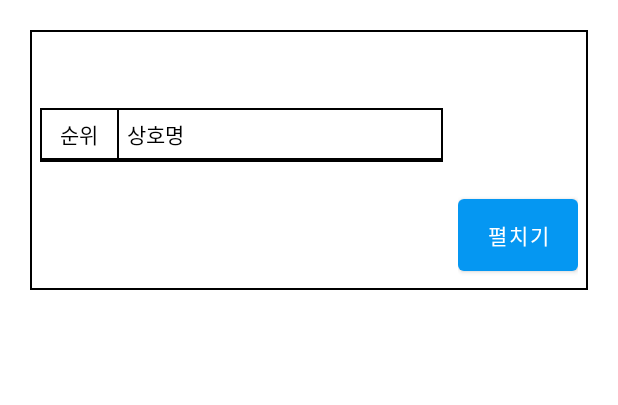
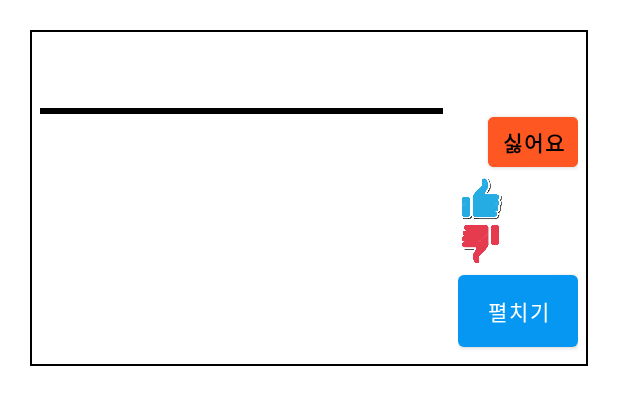
Before and after one commit to ksb0315/SemoProj, an Android app: the layout item_recyclerview_snap.xml on its own in the app's theme, with its tools: preview values and no code run, on a phone screen of 412 x 824 dp. Shown: the top 405 px of the screen. Run offline under Robolectric (Android 15) with nearby library versions, the phone set to English and light mode, and no system bars; network calls fail.

Commit message:
design
change

```diff
--- a/app/src/main/AndroidManifest.xml
+++ b/app/src/main/AndroidManifest.xml
@@ -21,8 +21,6 @@
         <uses-library android:name="org.apache.http.legacy" android:required="false"/>
         <meta-data android:name="com.google.android.maps.v2.API_KEY"
             android:value="AIzaSyBwh-45KoNdiHBn20z51kya4-Xu1RA1EZ8"/>
-        <meta-data android:name="com.google.android.gms.version"
-            android:value="@integer/google_play_services_version"/>
         <activity
             android:name=".SignUpActivity"
             android:exported="false" />
--- a/app/src/main/java/com/example/semoproj/MainActivity.kt
+++ b/app/src/main/java/com/example/semoproj/MainActivity.kt
@@ -27,12 +27,6 @@ class MainActivity : AppCompatActivity() {
         lateinit var password : String
     }
 
-    companion object{
-        var isLogin = false
-        lateinit var id : String
-        lateinit var password : String
-    }
-
     lateinit var toggle: ActionBarDrawerToggle
     val tabName = arrayOf<String>("랭킹", "유저랭킹", "스냅샷", "로그인")
 
@@ -52,7 +46,6 @@ class MainActivity : AppCompatActivity() {
         setContentView(binding.root)
 
         val tabName = mutableListOf<String>("가게 랭킹", "유저 랭킹", "snapshot", "마이 페이지")
-        setSupportActionBar(binding.toolbar)
         // 뷰 페이지에 어댑터 적용
         val adapter = MyFragmentPagerAdapter(this)
         binding.viewpager.adapter = adapter
--- a/app/src/main/res/layout/item_recyclerview_snap.xml
+++ b/app/src/main/res/layout/item_recyclerview_snap.xml
@@ -67,24 +67,6 @@
                             android:layout_height="wrap_content"
                             android:orientation="horizontal">
 
-                            <TextView
-                                android:layout_width="50dp"
-                                android:layout_height="wrap_content"
-                                android:text="순위"
-                                android:textColor="@color/black"
-                                android:gravity="center"
-                                android:padding="5dp"/>
-                            <View
-                                android:layout_width="1dp"
-                                android:layout_height="match_parent"
-                                android:background="#FF000000"/>
-                            <TextView
-                                android:layout_width="wrap_content"
-                                android:layout_height="wrap_content"
-                                android:layout_weight="1"
-                                android:text="상호명"
-                                android:textColor="@color/black"
-                                android:padding="5dp"/>
                         </LinearLayout>
 
                         <View
@@ -114,24 +96,54 @@
                     android:id="@+id/btnLayout"
                     android:layout_width="wrap_content"
                     android:layout_height="wrap_content"
+
                     android:orientation="vertical">
 
+                <Button
+                    android:layout_width="60dp"
+                    android:layout_height="45dp"
+                    android:backgroundTint="#FF5722"
+                    android:text="싫어요"
+                    android:textColor="@color/black"
+                    android:textStyle="bold"
+                    android:layout_gravity="right"
+                    android:padding="5dp"/>
+
+
+                    <LinearLayout
+                        android:layout_width="match_parent"
+                        android:layout_height="match_parent"
+                        android:orientation="horizontal">
+                    <ImageView
+                        android:layout_width="30dp"
+                        android:layout_height="30dp"
+                        android:layout_gravity="left"
+                        android:src="@drawable/like" />
                     <TextView
                         android:id="@+id/n_likes"
                         android:layout_width="wrap_content"
                         android:layout_height="wrap_content"
                         android:textSize="20dp"
                         android:textColor="@color/black"
-                        android:layout_gravity="center"/>
-
+                        android:layout_gravity="right"/>
+                    </LinearLayout>
+                    <LinearLayout
+                        android:layout_width="match_parent"
+                        android:layout_height="match_parent"
+                        android:orientation="horizontal">
+                    <ImageView
+                        android:layout_width="30dp"
+                        android:layout_height="30dp"
+                        android:src="@drawable/dislike"
+                        android:layout_gravity="left"/>
                     <TextView
                         android:id="@+id/n_dislikes"
                         android:layout_width="wrap_content"
                         android:layout_height="wrap_content"
                         android:textSize="20dp"
                         android:textColor="@color/black"
-                        android:layout_gravity="center"/>
-
+                        android:layout_gravity="right"/>
+                    </LinearLayout>
                     <Button
                         android:id="@+id/dataButton"
                         android:layout_width="80dp"
```
Also changed, not shown: app/src/main/res/drawable-v24/dislike.png (added), app/src/main/res/drawable-v24/like.png (added).
